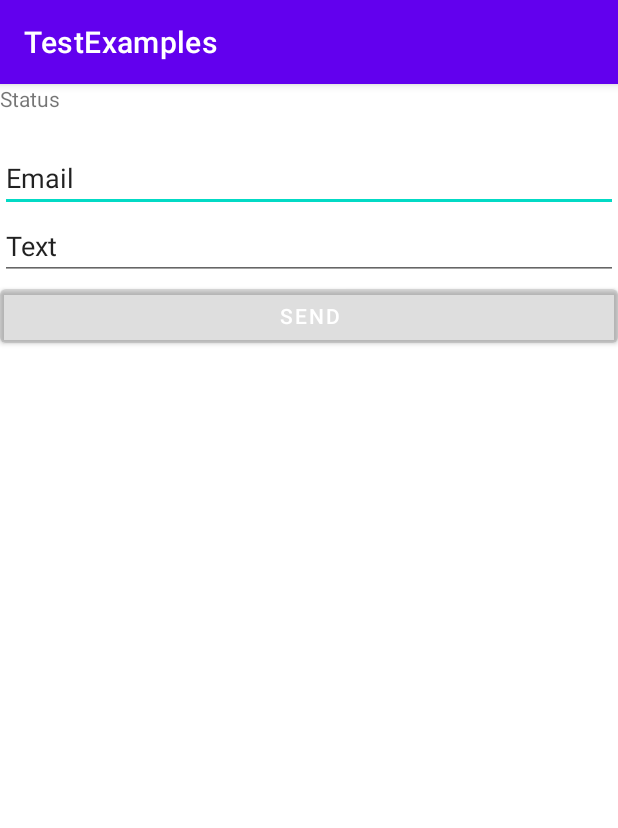
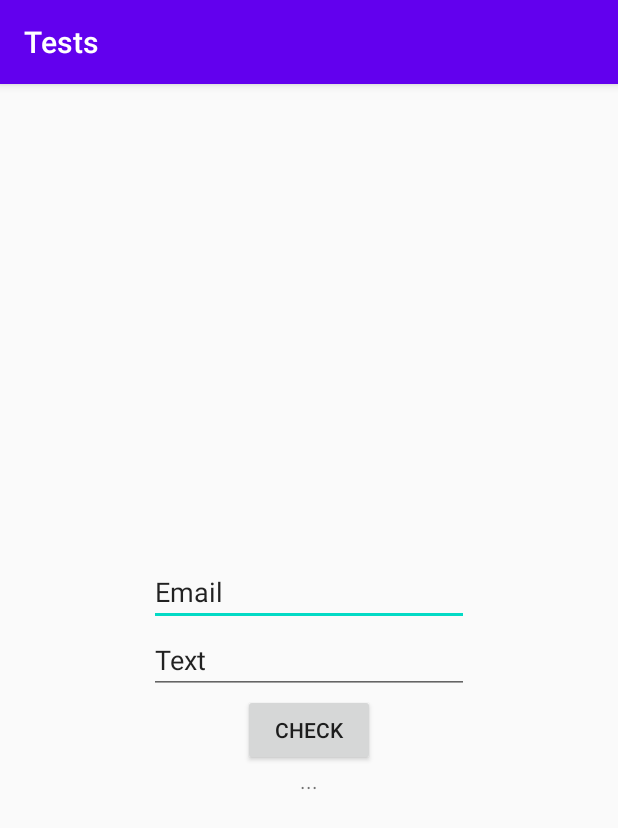
Before and after one commit to PaulVoit/Test-Examples, an Android app: the screen it shows after launch (MainActivity before the commit, ActivityForFragment after it), on a phone screen of 412 x 824 dp. Shown: the top 828 px of the screen. Run offline under Robolectric (Android 15) with nearby library versions, the phone set to English and light mode, and no system bars.

Commit message:
2. Инструментальные (UI) тесты[110323#231190]

```diff
--- a/app/src/main/AndroidManifest.xml
+++ b/app/src/main/AndroidManifest.xml
@@ -8,14 +8,15 @@
         android:label="@string/app_name"
         android:roundIcon="@mipmap/ic_launcher_round"
         android:supportsRtl="true"
-        android:theme="@style/Theme.TestExamples">
-        <activity android:name=".MainActivity">
+        android:theme="@style/AppTheme">
+        <activity android:name=".ActivityForFragment">
             <intent-filter>
                 <action android:name="android.intent.action.MAIN" />
 
                 <category android:name="android.intent.category.LAUNCHER" />
             </intent-filter>
         </activity>
+        <activity android:name=".MainActivity" />
     </application>
 
 </manifest>
--- /dev/null
+++ b/app/src/main/java/ru/jo4j/testexamples/ActivityForFragment.java
@@ -0,0 +1,26 @@
+package ru.jo4j.testexamples;
+
+import android.os.Bundle;
+
+import androidx.annotation.Nullable;
+import androidx.appcompat.app.AppCompatActivity;
+import androidx.fragment.app.Fragment;
+import androidx.fragment.app.FragmentManager;
+
+public class ActivityForFragment extends AppCompatActivity {
+    @Override
+    protected void onCreate(@Nullable Bundle saved) {
+        super.onCreate(saved);
+        setContentView(R.layout.host_frg);
+        FragmentManager fm = getSupportFragmentManager();
+        if (fm.findFragmentById(R.id.content) == null) {
+            fm.beginTransaction()
+                    .add(R.id.content, loadFrg())
+                    .commit();
+        }
+    }
+
+    public Fragment loadFrg() {
+        return new TestFragment();
+    }
+}
--- a/app/src/main/java/ru/jo4j/testexamples/MainActivity.java
+++ b/app/src/main/java/ru/jo4j/testexamples/MainActivity.java
@@ -9,26 +9,26 @@ import android.widget.EditText;
 import android.widget.TextView;
 
 public class MainActivity extends AppCompatActivity {
-    private EditText text;
-    private EditText emailField;
-    private Button btnSend;
-    private TextView statusLabel;
+    private Button mCheck;
+    private EditText mEmail, mText;
+    private TextView mStatus;
+
 
         @Override
         protected void onCreate(Bundle savedInstanceState) {
             super.onCreate(savedInstanceState);
             setContentView(R.layout.activity_main);
-        text = findViewById(R.id.edit_text);
-        btnSend = findViewById(R.id.send_button);
-        emailField = findViewById(R.id.edit_email);
-        statusLabel = findViewById(R.id.text_of_status);
-        btnSend.setOnClickListener(v -> {
-            String email = emailField.getText().toString();
+            mCheck = findViewById(R.id.check);
+            mEmail = findViewById(R.id.email);
+            mText = findViewById(R.id.text);
+            mStatus = findViewById(R.id.status);
+            mCheck.setOnClickListener(v -> {
+                String email = mEmail.getText().toString();
                 Validator<String> emailValidator = new EmailValidator();
-            if (emailValidator.validate(email)) {
-                statusLabel.setText("Succes");
+                if(emailValidator.validate(email)) {
+                    mStatus.setText(R.string.success);
                 } else {
-                statusLabel.setText("Validation Error!!!");
+                    mStatus.setText(R.string.validation_error);
                 }
             });
         }
--- /dev/null
+++ b/app/src/main/java/ru/jo4j/testexamples/TestFragment.java
@@ -0,0 +1,39 @@
+package ru.jo4j.testexamples;
+
+import android.os.Bundle;
+import android.view.LayoutInflater;
+import android.view.View;
+import android.view.ViewGroup;
+import android.widget.Button;
+import android.widget.EditText;
+import android.widget.TextView;
+
+import androidx.annotation.NonNull;
+import androidx.annotation.Nullable;
+import androidx.fragment.app.Fragment;
+
+public class TestFragment extends Fragment {
+    private Button mCheck;
+    private EditText mEmail, mText;
+    private TextView mStatus;
+
+    @Nullable
+    @Override
+    public View onCreateView(@NonNull LayoutInflater inflater, @Nullable ViewGroup container, @Nullable Bundle savedInstanceState) {
+        View view = inflater.inflate(R.layout.test_fragment, container, false);
+        mCheck = view.findViewById(R.id.check_fragment);
+        mEmail = view.findViewById(R.id.email_fragment);
+        mText = view.findViewById(R.id.text_fragment);
+        mStatus = view.findViewById(R.id.status_fragment);
+        mCheck.setOnClickListener(v -> {
+            String email = mEmail.getText().toString();
+            Validator<String> emailValidator = new EmailValidator();
+            if(emailValidator.validate(email)) {
+                mStatus.setText(R.string.success);
+            } else {
+                mStatus.setText(R.string.validation_error);
+            }
+        });
+        return view;
+    }
+}
--- a/app/src/main/res/layout/activity_main.xml
+++ b/app/src/main/res/layout/activity_main.xml
@@ -8,28 +8,28 @@
     tools:context=".MainActivity">
 
     <TextView
-        android:id="@+id/text_of_status"
+        android:id="@+id/status"
         android:layout_width="match_parent"
         android:layout_height="40dp"
-        android:text="Status" />
+        android:text="@string/text" />
 
     <EditText
-        android:id="@+id/edit_email"
+        android:id="@+id/email"
         android:layout_width="match_parent"
         android:layout_height="wrap_content"
-        android:text="Email"/>
+        android:text="@string/email"/>
 
     <EditText
-        android:id="@+id/edit_text"
+        android:id="@+id/text"
         android:layout_width="match_parent"
         android:layout_height="wrap_content"
-        android:text="Text"/>
+        android:text="..."/>
 
     <Button
-        android:id="@+id/send_button"
+        android:id="@+id/check"
         android:layout_width="match_parent"
         android:layout_height="wrap_content"
-        android:text="@string/button_send"
+        android:text="@string/check"
         app:backgroundTint="#251C1E1E" />
 
 </LinearLayout>
--- /dev/null
+++ b/app/src/main/res/layout/host_frg.xml
@@ -0,0 +1,7 @@
+<?xml version="1.0" encoding="utf-8"?>
+<FrameLayout xmlns:android="http://schemas.android.com/apk/res/android"
+    android:id="@+id/content"
+    android:layout_width="match_parent"
+    android:layout_height="match_parent">
+
+</FrameLayout>
--- /dev/null
+++ b/app/src/main/res/layout/test_fragment.xml
@@ -0,0 +1,52 @@
+<?xml version="1.0" encoding="utf-8"?>
+<androidx.constraintlayout.widget.ConstraintLayout xmlns:android="http://schemas.android.com/apk/res/android"
+    xmlns:app="http://schemas.android.com/apk/res-auto"
+    xmlns:tools="http://schemas.android.com/tools"
+    android:layout_width="match_parent"
+    android:layout_height="match_parent"
+    tools:context=".ActivityForFragment">
+
+    <EditText
+        android:id="@+id/email_fragment"
+        android:layout_width="wrap_content"
+        android:layout_height="wrap_content"
+        android:ems="10"
+        android:inputType="textEmailAddress"
+        android:text="@string/email"
+        app:layout_constraintBottom_toTopOf="@+id/text_fragment"
+        app:layout_constraintEnd_toEndOf="parent"
+        app:layout_constraintHorizontal_bias="0.5"
+        app:layout_constraintStart_toStartOf="parent" />
+
+    <EditText
+        android:id="@+id/text_fragment"
+        android:layout_width="wrap_content"
+        android:layout_height="wrap_content"
+        android:ems="10"
+        android:inputType="textPersonName"
+        android:text="@string/text"
+        app:layout_constraintBottom_toBottomOf="parent"
+        app:layout_constraintEnd_toEndOf="parent"
+        app:layout_constraintHorizontal_bias="0.5"
+        app:layout_constraintStart_toStartOf="parent"
+        app:layout_constraintTop_toTopOf="parent" />
+
+    <Button
+        android:id="@+id/check_fragment"
+        android:layout_width="wrap_content"
+        android:layout_height="wrap_content"
+        android:text="@string/check"
+        app:layout_constraintEnd_toEndOf="@+id/text_fragment"
+        app:layout_constraintStart_toStartOf="@+id/text_fragment"
+        app:layout_constraintTop_toBottomOf="@+id/text_fragment" />
+
+    <TextView
+        android:id="@+id/status_fragment"
+        android:layout_width="wrap_content"
+        android:layout_height="wrap_content"
+        android:text="..."
+        app:layout_constraintEnd_toEndOf="parent"
+        app:layout_constraintStart_toStartOf="parent"
+        app:layout_constraintTop_toBottomOf="@+id/check_fragment" />
+
+</androidx.constraintlayout.widget.ConstraintLayout>
--- a/app/src/main/res/values/colors.xml
+++ b/app/src/main/res/values/colors.xml
@@ -1,10 +1,6 @@
 <?xml version="1.0" encoding="utf-8"?>
 <resources>
-    <color name="purple_200">#FFBB86FC</color>
-    <color name="purple_500">#FF6200EE</color>
-    <color name="purple_700">#FF3700B3</color>
-    <color name="teal_200">#FF03DAC5</color>
-    <color name="teal_700">#FF018786</color>
-    <color name="black">#FF000000</color>
-    <color name="white">#FFFFFFFF</color>
+    <color name="colorPrimary">#6200EE</color>
+    <color name="colorPrimaryDark">#3700B3</color>
+    <color name="colorAccent">#03DAC5</color>
 </resources>
--- a/app/src/main/res/values/strings.xml
+++ b/app/src/main/res/values/strings.xml
@@ -1,4 +1,9 @@
 <resources>
-    <string name="app_name">TestExamples</string>
-    <string name="button_send">SEND</string>
+    <string name="app_name">Tests</string>
+    <string name="validation_error">Validation error!!!</string>
+    <string name="success">Success</string>
+    <string name="status">Status</string>
+    <string name="check">Check</string>
+    <string name="text">Text</string>
+    <string name="email">Email</string>
 </resources>
--- /dev/null
+++ b/app/src/main/res/values/styles.xml
@@ -0,0 +1,10 @@
+<resources>
+    <!-- Base application theme. -->
+    <style name="AppTheme" parent="Theme.AppCompat.Light.DarkActionBar">
+        <!-- Customize your theme here. -->
+        <item name="colorPrimary">@color/colorPrimary</item>
+        <item name="colorPrimaryDark">@color/colorPrimaryDark</item>
+        <item name="colorAccent">@color/colorAccent</item>
+    </style>
+
+</resources>
--- a/build.gradle
+++ b/build.gradle
@@ -5,7 +5,7 @@ buildscript {
         jcenter()
     }
     dependencies {
-        classpath "com.android.tools.build:gradle:4.1.0"
+        classpath 'com.android.tools.build:gradle:4.1.1'
 
         // NOTE: Do not place your application dependencies here; they belong
         // in the individual module build.gradle files
```
Also changed, not shown: app/build.gradle (+39 -9 lines), 4 other files. Lines whose indentation alone changed are shown as unchanged.
